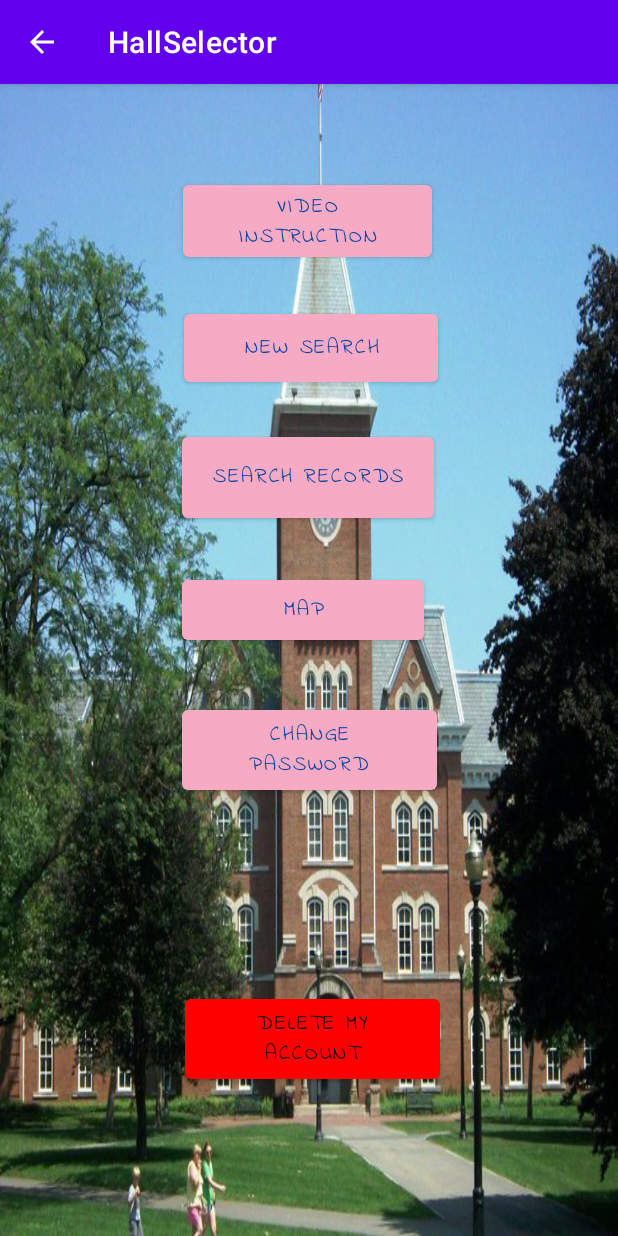
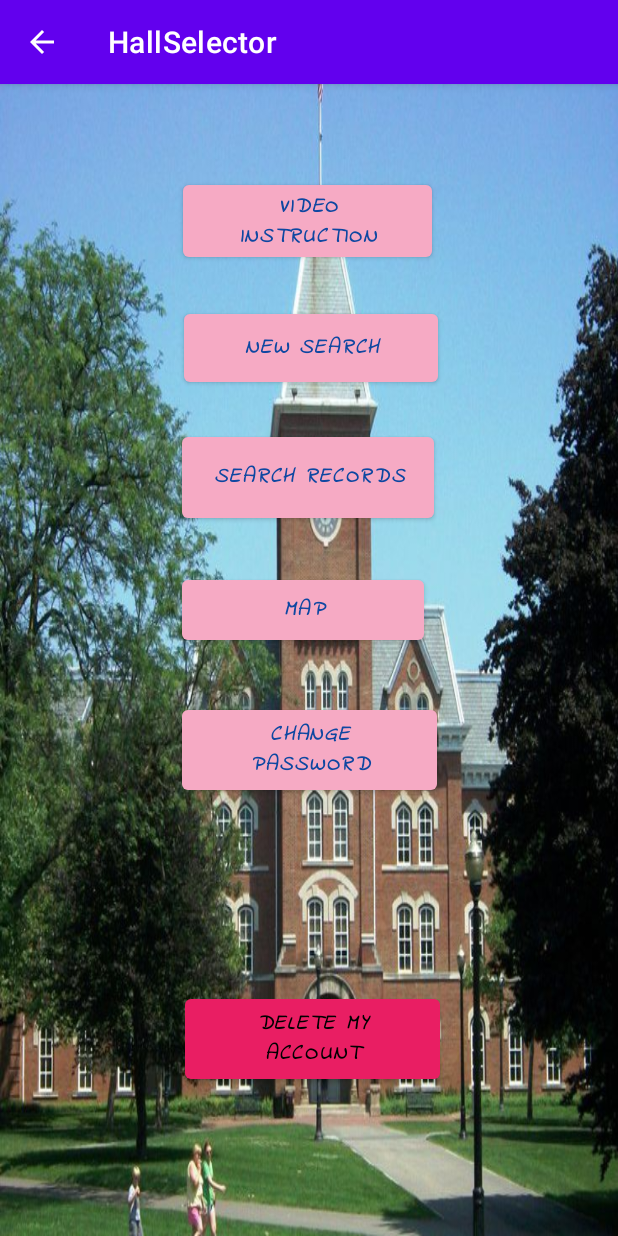
Before and after one commit to yli932534/HallSelector, an Android app: the MainActivity screen opened directly, with no data from a screen before it, on a phone screen of 412 x 824 dp. Run offline under Robolectric (Android 15) with nearby library versions, the light colour scheme and no system bars; our stand-ins replace Firebase (no records; nobody signed in at launch, a user with empty details on screens opened directly).

Commit message:
this is Yiqing's night push

```diff
--- a/app/src/main/res/layout/activity_main.xml
+++ b/app/src/main/res/layout/activity_main.xml
@@ -10,6 +10,7 @@
 
     <Button
         android:id="@+id/button3"
+        android:textStyle="bold|italic"
         android:layout_width="166dp"
         android:layout_height="60dp"
         android:fontFamily="@font/a"
@@ -26,6 +27,7 @@
 
     <Button
         android:id="@+id/button2"
+        android:textStyle="bold|italic"
         android:layout_width="168dp"
         android:layout_height="66dp"
         android:onClick="onClickNewRecord"
@@ -42,6 +44,7 @@
 
     <Button
         android:id="@+id/new_search_button"
+        android:textStyle="bold|italic"
         android:layout_width="169dp"
         android:layout_height="57dp"
         android:fontFamily="@font/a"
@@ -58,6 +61,7 @@
 
     <Button
         android:id="@+id/button6"
+        android:textStyle="bold|italic"
         android:layout_width="161dp"
         android:layout_height="52dp"
         android:fontFamily="@font/a"
@@ -74,6 +78,7 @@
 
     <Button
         android:id="@+id/change_pswd"
+        android:textStyle="bold|italic"
         android:layout_width="170dp"
         android:layout_height="65dp"
         android:fontFamily="@font/a"
@@ -96,8 +101,8 @@
         android:onClick="onClickDeleteAccount"
         android:text="@string/cancel_account_button"
         android:textColor="#000000"
-
-        app:backgroundTint="#FF0000"
+        android:textStyle="bold|italic"
+        app:backgroundTint="#E91E63"
         app:layout_constraintBottom_toBottomOf="parent"
         app:layout_constraintEnd_toEndOf="parent"
         app:layout_constraintHorizontal_bias="0.51"
```
Also changed, not shown: app/src/main/java/com/app/hallselector/BuildingAdapter.java (+5 -8 lines), app/src/main/java/com/app/hallselector/CustomAdapter.java (+10 -9 lines), app/src/main/res/layout/activity_login.xml (+4 -3 lines), app/src/main/res/layout/item.xml (+8 -0 lines).
